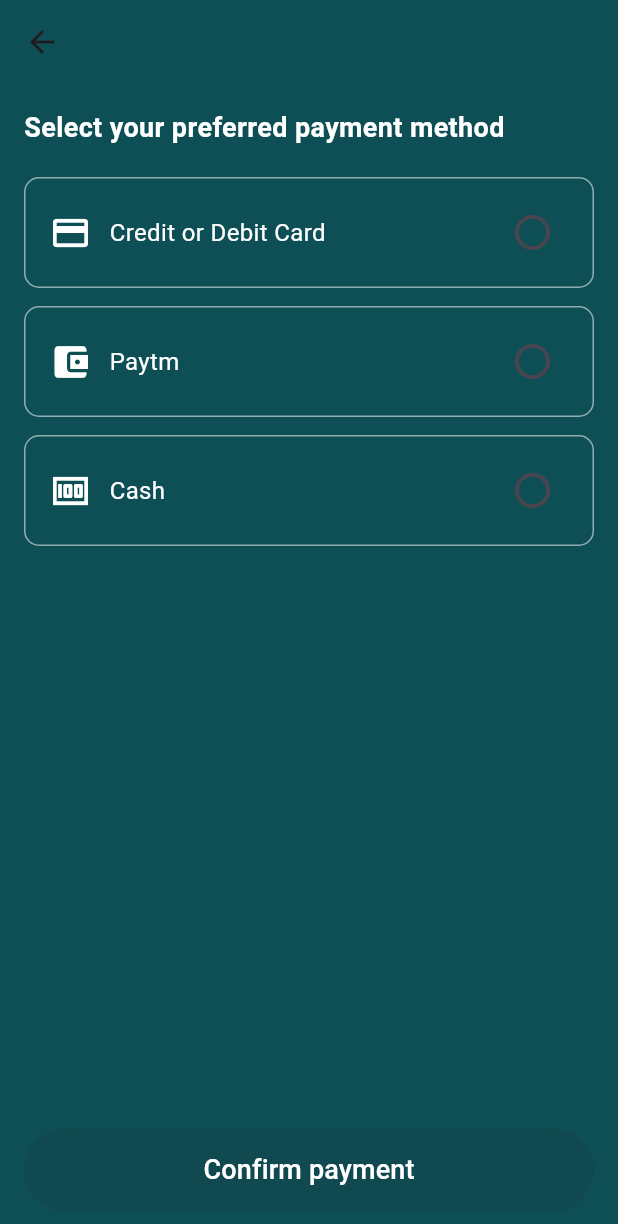
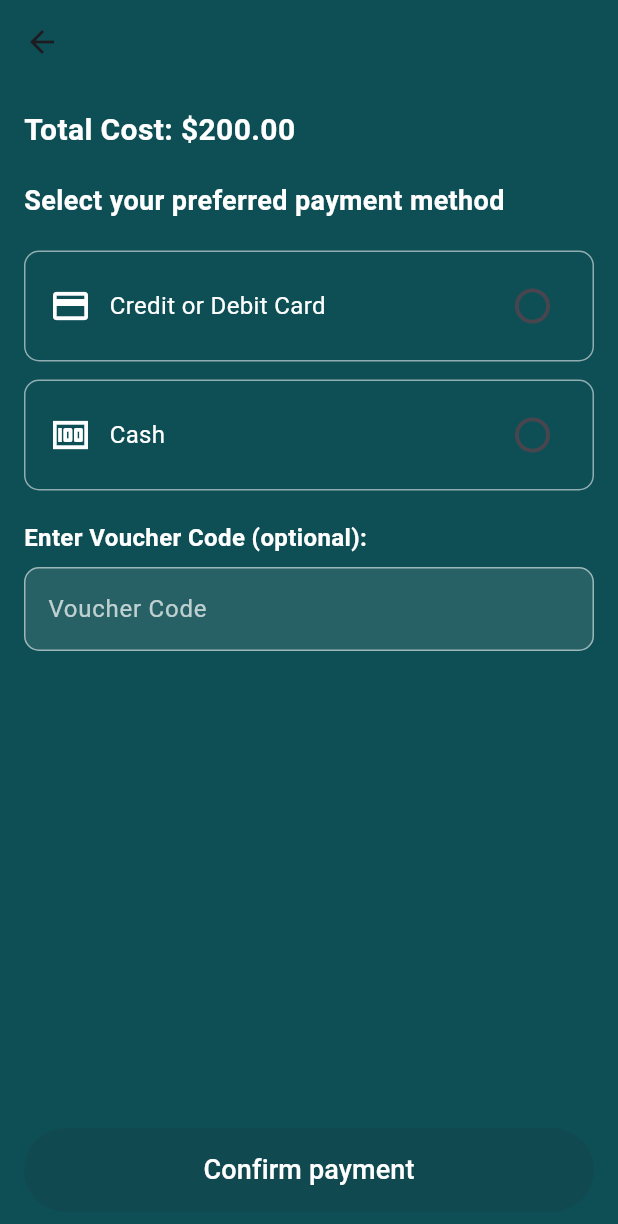
Before and after one commit to Hosny-Mohammed/ability_drive_flutter, a Flutter app: the PaymentMethod screen opened directly, on a phone screen of 412 x 824 dp. Shown: the top 1224 px of the screen. Run offline on Flutter 3.47's test engine with Material 3 defaults, Android fonts, the phone set to English and light mode, and no system bars; our stand-ins replace dio; accounts and stored records are empty.

Commit message:
replacing files and fixing pages

```diff
--- a/lib/main.dart
+++ b/lib/main.dart
@@ -2,7 +2,6 @@ import 'package:ability_drive_flutter/providers/add_card_provider.dart';
 import 'package:ability_drive_flutter/providers/auth_provider.dart';
 import 'package:ability_drive_flutter/providers/home_provider.dart';
 import 'package:ability_drive_flutter/providers/private_ride_provider.dart';
-import 'package:ability_drive_flutter/providers/profile_provider.dart';
 import 'package:ability_drive_flutter/screens/Welcome_page.dart';
 import 'package:flutter/material.dart';
 import 'package:provider/provider.dart';
@@ -20,7 +19,6 @@ class MyApp extends StatelessWidget {
         ChangeNotifierProvider(create: (context) => HomeProvider()),
         ChangeNotifierProvider(create: (context) => DriversProvider()),
         ChangeNotifierProvider(create: (context) => AddCardProvider()),
-        ChangeNotifierProvider(create: (context) => ProfileProvider()),
       ],
       child: MaterialApp(
         debugShowCheckedModeBanner: false, // Removes the debug banner
--- a/lib/providers/profile_provider.dart
+++ /dev/null
@@ -1,20 +0,0 @@
-import 'package:ability_drive_flutter/models/user_model.dart';
-import 'package:ability_drive_flutter/services/profile_service.dart';
-import 'package:flutter/material.dart';
-
-class ProfileProvider extends ChangeNotifier {
-  UserModel? model;
-  bool isLoading = true;
-
-  Future<void> getUser({required int userId}) async {
-    isLoading = true;
-    notifyListeners();
-
-    try {
-      model = await ProfileService.getUser(userId: userId);
-    } finally {
-      isLoading = false;
-      notifyListeners();
-    }
-  }
-}
--- a/lib/screens/Home_page.dart
+++ b/lib/screens/Home_page.dart
@@ -1,7 +1,7 @@
 import 'package:ability_drive_flutter/providers/home_provider.dart';
-import 'package:ability_drive_flutter/screens/payment_Method_page.dart';
-import 'package:ability_drive_flutter/screens/private_Book.dart';
-import 'package:ability_drive_flutter/screens/profile_page.dart';
+import 'package:ability_drive_flutter/screens/booking_rides/payment_Method_page.dart';
+import 'package:ability_drive_flutter/screens/booking_rides/private_Book.dart';
+import 'package:ability_drive_flutter/screens/authentication/profile_page.dart';
 import 'package:ability_drive_flutter/widgets/custom_text_field.dart';
 import 'package:flutter/material.dart';
 import 'package:provider/provider.dart';
--- a/lib/screens/Welcome_page.dart
+++ b/lib/screens/Welcome_page.dart
@@ -1,7 +1,7 @@
 
 import 'package:flutter/material.dart';
 
-import 'Login.dart';
+import 'authentication/Login.dart';
 
 class WelcomePage extends StatelessWidget {
   @override
--- a/lib/screens/signup_page.dart
+++ b/lib/screens/authentication/signup_page.dart
@@ -1,8 +1,8 @@
 import 'package:ability_drive_flutter/providers/auth_provider.dart';
 import 'package:flutter/material.dart';
 import 'package:provider/provider.dart';
-import '../widgets/custom_text_field.dart';
-import 'Home_page.dart';
+import '../../widgets/custom_text_field.dart';
+import '../Home_page.dart';
 
 class RegistrationScreen extends StatelessWidget {
   final _formKey = GlobalKey<FormState>();
--- a/lib/screens/Payment_page.dart
+++ b/lib/screens/booking_rides/Payment_page.dart
@@ -1,8 +1,8 @@
 
-import 'package:ability_drive_flutter/screens/payment_Method_page.dart';
+import 'package:ability_drive_flutter/screens/booking_rides/payment_Method_page.dart';
 import 'package:flutter/material.dart';
 
-import 'Home_page.dart';
+import '../Home_page.dart';
 
 class Paymentpage extends StatelessWidget {
   @override
--- a/lib/screens/payment_Method_page.dart
+++ b/lib/screens/booking_rides/payment_Method_page.dart
@@ -1,13 +1,16 @@
 import 'package:flutter/material.dart';
-import 'Home_page.dart';
+import '../Home_page.dart';
 
 class PaymentMethod extends StatelessWidget {
   PaymentMethod({Key? key}) : super(key: key);
 
   final ValueNotifier<String?> _selectedPayment = ValueNotifier<String?>(null);
+  final TextEditingController _voucherController = TextEditingController();
 
   @override
   Widget build(BuildContext context) {
+    double totalCost = 200.0;
+
     return Scaffold(
       backgroundColor: const Color(0xff0e4f55),
       appBar: AppBar(
@@ -19,6 +22,13 @@ class PaymentMethod extends StatelessWidget {
         child: Column(
           crossAxisAlignment: CrossAxisAlignment.start,
           children: [
+            // Display the total cost at the top
+            Text(
+              "Total Cost: \$${totalCost.toStringAsFixed(2)}",
+              style: const TextStyle(
+                  color: Colors.white, fontSize: 20, fontWeight: FontWeight.bold),
+            ),
+            const SizedBox(height: 20),
             const Text(
               "Select your preferred payment method",
               style: TextStyle(
@@ -27,12 +37,44 @@ class PaymentMethod extends StatelessWidget {
                   fontWeight: FontWeight.bold),
             ),
             const SizedBox(height: 20),
+            // Payment Options
             _buildPaymentOption("Credit or Debit Card", Icons.credit_card),
             const SizedBox(height: 12),
-            _buildPaymentOption("Paytm", Icons.account_balance_wallet),
-            const SizedBox(height: 12),
             _buildPaymentOption("Cash", Icons.money),
+            const SizedBox(height: 20),
+            // Voucher TextField
+            const Text(
+              "Enter Voucher Code (optional):",
+              style: TextStyle(
+                  color: Colors.white,
+                  fontSize: 16,
+                  fontWeight: FontWeight.w600),
+            ),
+            const SizedBox(height: 8),
+            TextField(
+              controller: _voucherController,
+              decoration: InputDecoration(
+                hintText: "Voucher Code",
+                hintStyle: const TextStyle(color: Colors.white70),
+                filled: true,
+                fillColor: Colors.white.withOpacity(0.1),
+                border: OutlineInputBorder(
+                  borderRadius: BorderRadius.circular(10),
+                  borderSide: const BorderSide(color: Colors.white54),
+                ),
+                enabledBorder: OutlineInputBorder(
+                  borderRadius: BorderRadius.circular(10),
+                  borderSide: const BorderSide(color: Colors.white54),
+                ),
+                focusedBorder: OutlineInputBorder(
+                  borderRadius: BorderRadius.circular(10),
+                  borderSide: const BorderSide(color: Colors.blueAccent),
+                ),
+              ),
+              style: const TextStyle(color: Colors.white),
+            ),
             const Spacer(),
+            // Confirm Button
             ValueListenableBuilder<String?>(
               valueListenable: _selectedPayment,
               builder: (context, selected, _) {
@@ -45,10 +87,20 @@ class PaymentMethod extends StatelessWidget {
                     ),
                     onPressed: selected != null
                         ? () {
+                      if (selected == "Credit or Debit Card") {
+                        // Navigate to a credit card details screen or perform any action
+                        // Add your custom implementation here for credit card payment
+                        print("Credit card payment selected");
+                      } else if (selected == "Cash") {
+                        // Handle cash payment
+                        print("Cash payment selected");
+                      }
+
                       // Show success message
                       ScaffoldMessenger.of(context).showSnackBar(
                         const SnackBar(
-                          content: Text("Payment method selected successfully!"),
+                          content:
+                          Text("Payment method selected successfully!"),
                           backgroundColor: Colors.green,
                           duration: Duration(seconds: 2),
                         ),
```
Also changed, not shown: lib/screens/authentication/Login.dart (renamed from lib/screens/Login.dart, +4 -4 lines), lib/screens/authentication/profile_page.dart (renamed from lib/screens/profile_page.dart, +2 -17 lines), lib/screens/booking_rides/private_Book.dart (renamed from lib/screens/private_Book.dart, +10 -10 lines), lib/screens/payment_information_page.dart (deleted, +0 -184 lines), lib/services/profile_service.dart (deleted, +0 -20 lines).
